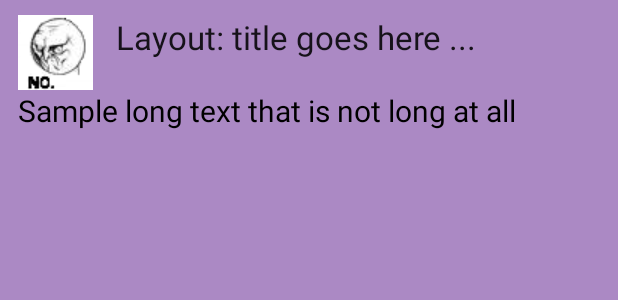
After one commit to lukpra/ShoppingList, an Android app: the layout fragment_shop_list_detail.xml on its own in the app's theme, with its tools: preview values and no code run, on a phone screen of 412 x 824 dp. The commit adds this screen. Shown: the top 300 px of the screen. Run offline under Robolectric (Android 15) with nearby library versions, the phone set to English and light mode, and no system bars.

Commit message:
List element details activity
Work in progress.

```diff
--- a/app/src/main/AndroidManifest.xml
+++ b/app/src/main/AndroidManifest.xml
@@ -18,6 +18,7 @@
                 <category android:name="android.intent.category.LAUNCHER" />
             </intent-filter>
         </activity>
+        <activity android:name=".ShopListDetailActivity"></activity>
     </application>
 
 </manifest>
--- a/app/src/main/java/pl/lukpra/shoppinglist/MainActivity.java
+++ b/app/src/main/java/pl/lukpra/shoppinglist/MainActivity.java
@@ -10,6 +10,12 @@ import android.view.Menu;
 import android.view.MenuItem;
 
 public class MainActivity extends AppCompatActivity {
+
+    public static final String SLIST_ID_EXTRA = "pl.lukpra.shoppinglist.ShopList Identifier";
+    public static final String SLIST_NAME_EXTRA = "pl.lukpra.shoppinglist.ShopList Name";
+    public static final String SLIST_INFO_EXTRA = "pl.lukpra.shoppinglist.ShopList Info";
+    public static final String SLIST_CATEGORY_EXTRA ="pl.lukpra.shoppinglist.ShopList Category";
+
 
     @Override
     protected void onCreate(Bundle savedInstanceState) {
--- /dev/null
+++ b/app/src/main/res/layout/fragment_shop_list_detail.xml
@@ -0,0 +1,56 @@
+<RelativeLayout xmlns:android="http://schemas.android.com/apk/res/android"
+    xmlns:tools="http://schemas.android.com/tools"
+    android:layout_width="match_parent"
+    android:layout_height="match_parent"
+    android:paddingStart="12dp"
+    android:paddingBottom="10dp"
+    android:paddingTop="10dp"
+    android:paddingEnd="10dp"
+    android:background="@color/listBackground">
+
+    <ImageView
+        android:layout_width="wrap_content"
+        android:layout_height="wrap_content"
+        android:id="@+id/viewsListIcon"
+        android:src="@drawable/no"
+        android:layout_alignParentTop="true"
+        android:layout_alignParentStart="true"
+        android:layout_marginEnd="15dp"/>
+
+    <ScrollView
+        android:layout_width="wrap_content"
+        android:layout_height="wrap_content"
+        android:id="@+id/viewsScrollView"
+        android:layout_alignParentTop="true"
+        android:layout_alignParentEnd="true"
+        android:layout_toEndOf="@+id/viewsListIcon"
+        android:layout_alignBottom="@+id/viewsListIcon">
+
+
+        <TextView
+            android:layout_width="wrap_content"
+            android:layout_height="wrap_content"
+            android:textAppearance="?android:attr/textAppearanceLarge"
+            android:text="Layout: title goes here ... "
+            android:id="@+id/viewsListName"/>
+    </ScrollView>
+
+    <ScrollView
+        android:layout_width="wrap_content"
+        android:layout_height="wrap_content"
+        android:layout_below="@+id/viewsScrollView"
+        android:layout_alignParentBottom="true"
+        android:layout_alignParentEnd="true"
+        android:layout_alignParentStart="true"
+        android:margin_top="10dp">
+
+        <TextView
+            android:layout_width="wrap_content"
+            android:layout_height="wrap_content"
+            android:text="Sample long text that is not long at all"
+            android:id="@+id/viewsListinfo"
+            android:textSize="20sp"
+            android:textColor="@android:color/black"/>
+    </ScrollView>
+
+</RelativeLayout>
```
Also changed, not shown: app/src/main/java/pl/lukpra/shoppinglist/MainActivityListFragment.java (+14 -0 lines), app/src/main/java/pl/lukpra/shoppinglist/ShopListDetailActivity.java (added, +13 -0 lines), app/src/main/java/pl/lukpra/shoppinglist/ShopListDetailFragment.java (added, +46 -0 lines), app/src/main/res/layout/activity_shop_list_detail.xml (added, +10 -0 lines).
